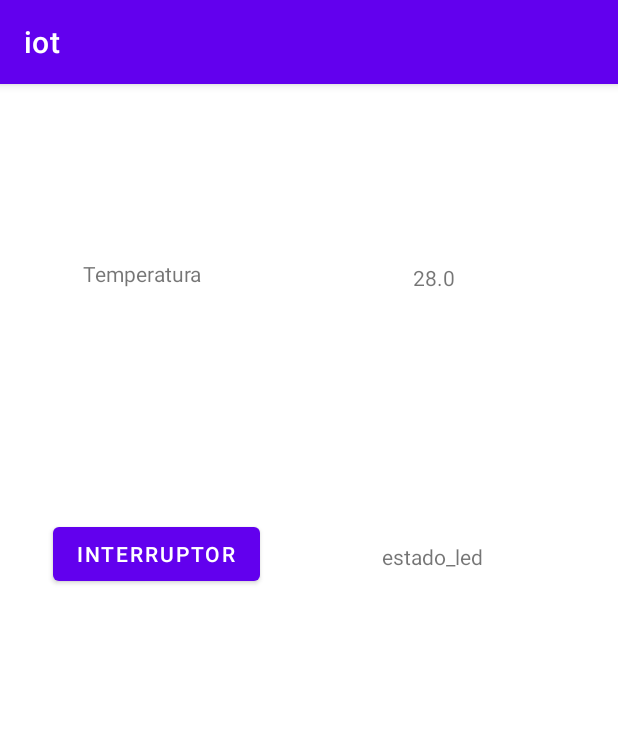
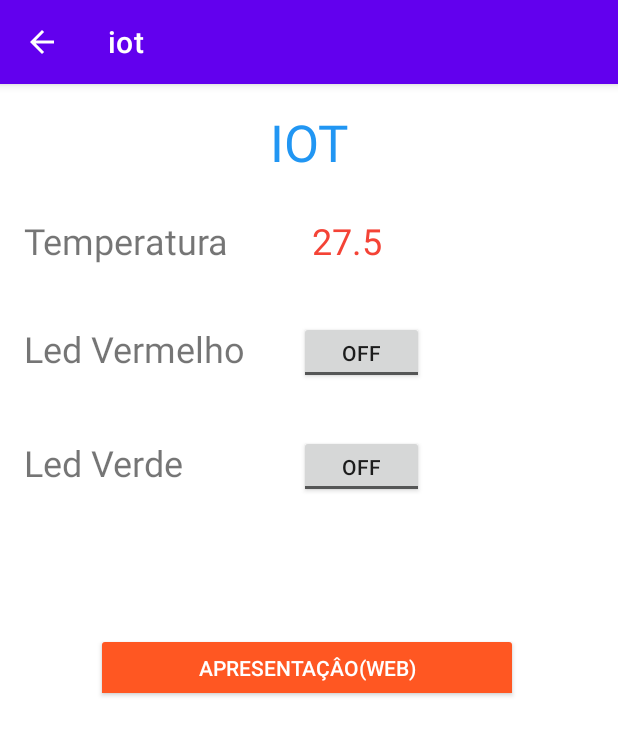
Before and after one commit to DistributedSystems-UFG/class-project-felipe-dener-walysson, an Android app: the screen it shows after launch (MainActivity), on a phone screen of 412 x 824 dp. Shown: the top 735 px of the screen. Run offline under Robolectric (Android 15) with nearby library versions, the phone set to English and light mode, and no system bars.

Commit message:
Update Android App

```diff
--- a/AndroidCode/iot2/iot2/app/src/main/AndroidManifest.xml
+++ b/AndroidCode/iot2/iot2/app/src/main/AndroidManifest.xml
@@ -25,7 +25,8 @@
             android:exported="true" />
         <activity
             android:name=".MainActivity"
-            android:exported="true">
+            android:exported="true"
+            android:parentActivityName=".Login">
             <intent-filter>
                 <action android:name="android.intent.action.MAIN" />
 
--- a/AndroidCode/iot2/iot2/app/src/main/java/com/example/iot/CadastrarUsuario.java
+++ b/AndroidCode/iot2/iot2/app/src/main/java/com/example/iot/CadastrarUsuario.java
@@ -20,12 +20,23 @@ public class CadastrarUsuario extends AppCompatActivity {
         setContentView(R.layout.activity_cadastrar_usuario);
         getSupportActionBar().setDisplayHomeAsUpEnabled(true);
 
+        ServerConnection SC = new ServerConnection();
+
         CadastroButton = findViewById(R.id.CadastroBtn);
 
         CadastroButton.setOnClickListener(new View.OnClickListener() {
 
             @Override
             public void onClick(View view) {
+
+                /*
+                Conectando ao Server
+                */
+
+                if(!SC.getIPAdress().equals("123")){
+                    ErrorMessage.setText("Falha na Conexão com o Servidor");
+                    return;
+                }
 
                 TextUsuario = findViewById(R.id.editTextUsuario);
                 String Usuario = TextUsuario.getText().toString();
--- a/AndroidCode/iot2/iot2/app/src/main/java/com/example/iot/Config.java
+++ b/AndroidCode/iot2/iot2/app/src/main/java/com/example/iot/Config.java
@@ -3,6 +3,7 @@ package com.example.iot;
 import androidx.appcompat.app.AppCompatActivity;
 
 import android.content.Intent;
+import android.content.SharedPreferences;
 import android.os.Bundle;
 import android.view.View;
 import android.widget.Button;
@@ -34,22 +35,10 @@ public class Config extends AppCompatActivity {
                 TextIP = findViewById(R.id.editTextIP);
                 String IP = TextIP.getText().toString();
 
-                /*
-                Estabelece Conexão com o servidor
-                */
-                Boolean Connection = false;
+                ServerConnection SC = new ServerConnection();
+                SC.setIP_Adress(IP);
 
-                if(IP.equals("123")) {
-                    Connection = true;
-                }
-
-                if(Connection){
-                    ErrorMessage.setText("Conexão Realizada com Sucesso");
-                }
-                else{
-                    ErrorMessage.setText("Falha na Conexão com o Servidor");
-                    return;
-                }
+                ErrorMessage.setText("IP Salvo");
 
             }
         });
--- a/AndroidCode/iot2/iot2/app/src/main/java/com/example/iot/Login.java
+++ b/AndroidCode/iot2/iot2/app/src/main/java/com/example/iot/Login.java
@@ -24,6 +24,8 @@ public class Login extends AppCompatActivity {
         super.onCreate(savedInstanceState);
         setContentView(R.layout.activity_login);
 
+        ServerConnection SC = new ServerConnection();
+
         LoginButton = findViewById(R.id.LoginBtn);
 
         LoginButton.setOnClickListener(new View.OnClickListener() {
@@ -37,6 +39,16 @@ public class Login extends AppCompatActivity {
                 String Senha = TextSenha.getText().toString();
 
                 ErrorMessage = findViewById(R.id.ErrorMessage);
+
+                /*
+                Conectando ao Server
+                */
+
+                if(!SC.getIPAdress().equals("123")){
+                    ErrorMessage.setText("Falha na Conexão com o Servidor");
+                    return;
+                }
+
 
                 /*
                 Buscando Usuario no banco de dados
--- a/AndroidCode/iot2/iot2/app/src/main/java/com/example/iot/MainActivity.java
+++ b/AndroidCode/iot2/iot2/app/src/main/java/com/example/iot/MainActivity.java
@@ -6,7 +6,9 @@ import android.annotation.SuppressLint;
 import android.os.Bundle;
 import android.view.View;
 import android.widget.Button;
+import android.widget.CompoundButton;
 import android.widget.TextView;
+import android.widget.ToggleButton;
 
 import java.util.Random;
 import java.util.concurrent.TimeUnit;
@@ -14,33 +16,91 @@ import java.util.concurrent.TimeUnit;
 public class MainActivity extends AppCompatActivity {
 
     private TextView temperatura;
-    private TextView estado_led;
-    private Button led_controller;
+    private ToggleButton RedLed;
+    private ToggleButton GreenLed;
+    private ToggleButton PresentationButton;
+    private TextView LedState;
 
     @SuppressLint("MissingInflatedId")
     @Override
     protected void onCreate(Bundle savedInstanceState) {
         super.onCreate(savedInstanceState);
         setContentView(R.layout.activity_main);
+        getSupportActionBar().setDisplayHomeAsUpEnabled(true);
 
-        led_controller = findViewById(R.id.Interruptor);
-        estado_led = findViewById(R.id.Estado_led);
-        temperatura = findViewById(R.id.Temp_atual);
+        RedLed = findViewById(R.id.RedLedToggle);
+        GreenLed = findViewById(R.id.GreenLedToggle);
+        temperatura = findViewById(R.id.EditTextTemperatura);
+        PresentationButton = findViewById(R.id.PresentationBtn);
+        LedState = findViewById(R.id.LedStateText);
 
-        led_controller.setOnClickListener(new View.OnClickListener() {
+
+        ServerConnection SC = new ServerConnection();
+
+        RedLed.setOnCheckedChangeListener(new CompoundButton.OnCheckedChangeListener() {
             @Override
-            public void onClick(View view) {
-                if (estado_led.getText().equals("Ligado")) {
-                    estado_led.setText("Desligado");
-                } else {
-                    estado_led.setText("Ligado");
+            public void onCheckedChanged(CompoundButton compoundButton, boolean isON) {
+                if(isON){
+                    /*
+                    Set Red LED to on
+                    */
+                    LedState.setText("Red Led is on");
+                }
+                else{
+                    /*
+                    Set Red LED to off
+                    */
+                    LedState.setText("Red Led is off");
                 }
             }
         });
 
+        GreenLed.setOnCheckedChangeListener(new CompoundButton.OnCheckedChangeListener() {
+            @Override
+            public void onCheckedChanged(CompoundButton compoundButton, boolean isON) {
+                if(isON){
+                    /*
+                    Set Green LED to on
+                    */
+                    LedState.setText("Green Led is on");
+                }
+                else{
+                    /*
+                    Set Green LED to off
+                    */
+                    LedState.setText("Green Led is off");
+                }
+            }
+        });
+
+        PresentationButton.setOnCheckedChangeListener(new CompoundButton.OnCheckedChangeListener() {
+            @Override
+            public void onCheckedChanged(CompoundButton compoundButton, boolean isON) {
+                if(isON){
+                    /*
+                    Start Presentation
+                    */
+                    LedState.setText("Start Presentation");
+                }
+                else{
+                    /*
+                    Close Presentation
+                    */
+                    LedState.setText("Close Presentation");
+                }
+            }
+        });
+
+        Thread thread = new Thread() {
+            @Override
+            public void run() {
+
+                /*
+                Loop get Temperatura
+                */
+
                 String[] temperaturas = {"26.5", "27.0", "27.5", "28.0",};
                 Random random = new Random();
-        int cont = 0;
                 while (true) {
 
                     int num = random.nextInt(temperaturas.length);
@@ -50,10 +110,11 @@ public class MainActivity extends AppCompatActivity {
                     } catch (InterruptedException e) {
                         e.printStackTrace();
                     }
-            if (cont > 5){
-                break;
-            }
-            cont ++;
                 }
             }
+        };
+
+        thread.start();
+
     }
+}
--- /dev/null
+++ b/AndroidCode/iot2/iot2/app/src/main/java/com/example/iot/ServerConnection.java
@@ -0,0 +1,21 @@
+package com.example.iot;
+
+
+public class ServerConnection {
+
+    public static String IPAdress = "000";
+    public static final String Port = "50051";
+
+    public ServerConnection(){
+
+    }
+
+    public void setIP_Adress(String IPAdress){
+        this.IPAdress = IPAdress;
+    }
+
+    public String getIPAdress(){
+        return IPAdress;
+    }
+
+}
--- a/AndroidCode/iot2/iot2/app/src/main/res/layout/activity_main.xml
+++ b/AndroidCode/iot2/iot2/app/src/main/res/layout/activity_main.xml
@@ -7,51 +7,106 @@
     tools:context=".MainActivity">
 
     <TextView
-        android:id="@+id/Temperatura"
-        android:layout_width="92dp"
-        android:layout_height="26dp"
-        android:text="@string/temperatura"
-        app:layout_constraintBottom_toBottomOf="parent"
-        app:layout_constraintEnd_toEndOf="parent"
-        app:layout_constraintHorizontal_bias="0.172"
+        android:id="@+id/login_Label"
+        android:layout_width="173dp"
+        android:layout_height="51dp"
+        android:layout_marginStart="180dp"
+        android:layout_marginTop="16dp"
+        android:text="IOT"
+        android:textColor="#2196F3"
+        android:textSize="34sp"
         app:layout_constraintStart_toStartOf="parent"
-        app:layout_constraintTop_toTopOf="parent"
-        app:layout_constraintVertical_bias="0.157" />
-
-    <Button
-        android:id="@+id/Interruptor"
-        android:layout_width="wrap_content"
-        android:layout_height="wrap_content"
-        android:text="@string/interruptor"
-        app:layout_constraintBottom_toBottomOf="parent"
-        app:layout_constraintEnd_toEndOf="parent"
-        app:layout_constraintHorizontal_bias="0.128"
-        app:layout_constraintStart_toStartOf="parent"
-        app:layout_constraintTop_toBottomOf="@+id/Temperatura"
-        app:layout_constraintVertical_bias="0.254" />
+        app:layout_constraintTop_toTopOf="parent" />
 
     <TextView
-        android:id="@+id/Estado_led"
-        android:layout_width="wrap_content"
-        android:layout_height="wrap_content"
-        android:text="estado_led"
-        app:layout_constraintBottom_toBottomOf="parent"
-        app:layout_constraintEnd_toEndOf="parent"
-        app:layout_constraintHorizontal_bias="0.476"
-        app:layout_constraintStart_toEndOf="@+id/Interruptor"
-        app:layout_constraintTop_toBottomOf="@+id/Temperatura"
-        app:layout_constraintVertical_bias="0.268" />
+        android:id="@+id/Temperatura_Label"
+        android:layout_width="151dp"
+        android:layout_height="38dp"
+        android:layout_marginStart="16dp"
+        android:layout_marginTop="88dp"
+        android:text="Temperatura"
+        android:textSize="24sp"
+        app:layout_constraintStart_toStartOf="parent"
+        app:layout_constraintTop_toTopOf="parent" />
 
     <TextView
-        android:id="@+id/Temp_atual"
-        android:layout_width="wrap_content"
-        android:layout_height="wrap_content"
-        android:text="temp_atual"
-        app:layout_constraintBottom_toTopOf="@+id/Estado_led"
-        app:layout_constraintEnd_toEndOf="parent"
-        app:layout_constraintHorizontal_bias="0.541"
-        app:layout_constraintStart_toEndOf="@+id/Temperatura"
-        app:layout_constraintTop_toTopOf="parent"
-        app:layout_constraintVertical_bias="0.418" />
+        android:id="@+id/Red_Led_Label"
+        android:layout_width="167dp"
+        android:layout_height="40dp"
+        android:layout_marginStart="16dp"
+        android:layout_marginTop="160dp"
+        android:text="Led Vermelho"
+        android:textSize="24sp"
+        app:layout_constraintStart_toStartOf="parent"
+        app:layout_constraintTop_toTopOf="parent" />
+
+    <TextView
+        android:id="@+id/Green_Led_Label"
+        android:layout_width="167dp"
+        android:layout_height="35dp"
+        android:layout_marginStart="16dp"
+        android:layout_marginTop="236dp"
+        android:text="Led Verde"
+        android:textSize="24sp"
+        app:layout_constraintStart_toStartOf="parent"
+        app:layout_constraintTop_toTopOf="parent" />
+
+    <TextView
+        android:id="@+id/EditTextTemperatura"
+        android:layout_width="91dp"
+        android:layout_height="38dp"
+        android:layout_marginStart="208dp"
+        android:layout_marginTop="88dp"
+        android:text="00.00"
+        android:textColor="#F44336"
+        android:textSize="24sp"
+        app:layout_constraintStart_toStartOf="parent"
+        app:layout_constraintTop_toTopOf="parent" />
+
+    <ToggleButton
+        android:id="@+id/RedLedToggle"
+        android:layout_width="83dp"
+        android:layout_height="42dp"
+        android:layout_marginStart="16dp"
+        android:layout_marginTop="32dp"
+        android:text="ToggleButton"
+        app:layout_constraintStart_toEndOf="@+id/Red_Led_Label"
+        app:layout_constraintTop_toBottomOf="@+id/EditTextTemperatura" />
+
+    <ToggleButton
+        android:id="@+id/GreenLedToggle"
+        android:layout_width="83dp"
+        android:layout_height="42dp"
+        android:layout_marginStart="16dp"
+        android:layout_marginTop="108dp"
+        android:text="ToggleButton"
+        app:layout_constraintStart_toEndOf="@+id/Green_Led_Label"
+        app:layout_constraintTop_toBottomOf="@+id/EditTextTemperatura" />
+
+    <TextView
+        android:id="@+id/LedStateText"
+        android:layout_width="327dp"
+        android:layout_height="54dp"
+        android:layout_marginStart="16dp"
+        android:layout_marginBottom="16dp"
+        android:textColor="#ED1414"
+        android:textSize="20sp"
+        app:layout_constraintBottom_toBottomOf="parent"
+        app:layout_constraintStart_toStartOf="parent" />
+
+    <ToggleButton
+        android:id="@+id/PresentationBtn"
+        android:layout_width="281dp"
+        android:layout_height="46dp"
+        android:layout_marginStart="64dp"
+        android:layout_marginBottom="356dp"
+        android:backgroundTint="#FF5722"
+        android:checked="false"
+        android:text="ToggleButton"
+        android:textColor="#FFFFFF"
+        android:textOff="APRESENTAÇÂO(WEB)"
+        android:textOn="FECHAR APRESENTAÇÂO"
+        app:layout_constraintBottom_toBottomOf="parent"
+        app:layout_constraintStart_toStartOf="parent" />
 
 </androidx.constraintlayout.widget.ConstraintLayout>
```
Lines whose indentation alone changed are shown as unchanged.
